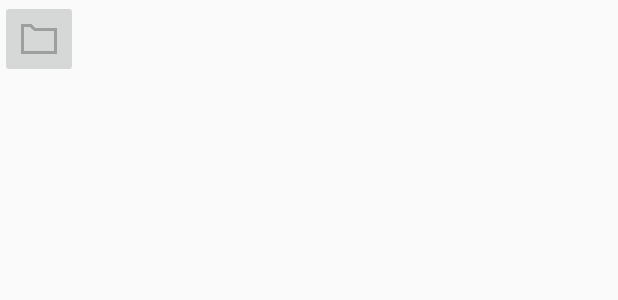
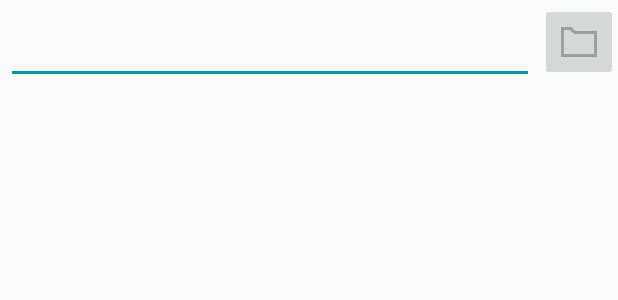
Before and after one commit to mattbdean/EasyArchive, an Android app: the layout view_file_input.xml on its own in the app's theme, with its tools: preview values and no code run, on a phone screen of 412 x 824 dp. Shown: the top 300 px of the screen. Run offline under Robolectric (Android 15) with nearby library versions, the phone set to English and light mode, and no system bars.

Commit message:
Fix invisible TextInputLayout

```diff
--- a/app/src/main/res/layout/view_file_input.xml
+++ b/app/src/main/res/layout/view_file_input.xml
@@ -1,13 +1,14 @@
 <?xml version="1.0" encoding="utf-8"?>
-<RelativeLayout xmlns:android="http://schemas.android.com/apk/res/android"
-              android:orientation="vertical"
-              android:layout_width="wrap_content"
+<LinearLayout xmlns:android="http://schemas.android.com/apk/res/android"
+              android:orientation="horizontal"
+              android:layout_width="match_parent"
               android:layout_height="wrap_content">
 
     <android.support.design.widget.TextInputLayout
         android:id="@+id/filename_wrapper"
         android:layout_width="0dp"
         android:layout_height="wrap_content"
+        android:layout_weight="1"
         android:layout_gravity="center"
         android:layout_marginLeft="4dp"
         android:layout_marginRight="4dp">
@@ -26,4 +27,4 @@
         android:layout_height="wrap_content"
         android:layout_gravity="center"
         android:padding="8dp"/>
-</RelativeLayout>
+</LinearLayout>
```
